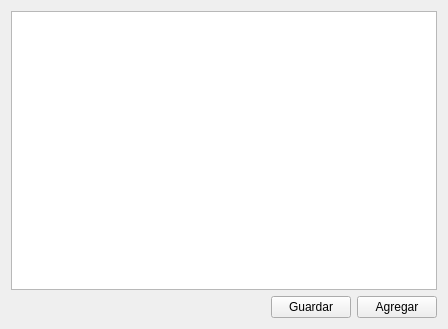
The window that principal.ui (mguadalupe17/P61-Qt-QWidgetTable) describes before a commit, drawn with Qt 5.
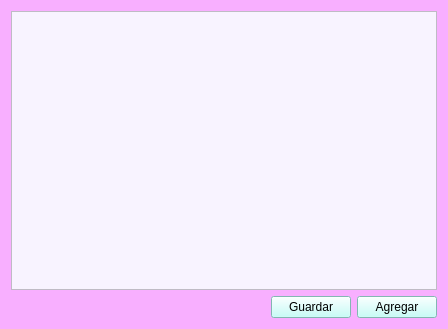
The same window after the commit. Icons and pictures are not drawn.

Commit message: Validación y colores

What changed in the file:
```diff
--- a/principal.ui
+++ b/principal.ui
@@ -17,9 +17,16 @@
    <iconset resource="Resources.qrc">
     <normaloff>:/Recursos/agenda.png</normaloff>:/Recursos/agenda.png</iconset>
   </property>
+  <property name="styleSheet">
+   <string notr="true">background-color: rgb(248, 175, 255);</string>
+  </property>
   <layout class="QVBoxLayout" name="verticalLayout">
    <item>
-    <widget class="QTableWidget" name="tblLista"/>
+    <widget class="QTableWidget" name="tblLista">
+     <property name="styleSheet">
+      <string notr="true">background-color: rgb(248, 243, 255);</string>
+     </property>
+    </widget>
    </item>
    <item>
     <layout class="QHBoxLayout" name="horizontalLayout">
@@ -38,6 +45,9 @@
      </item>
      <item>
       <widget class="QPushButton" name="btnGuardar">
+       <property name="styleSheet">
+        <string notr="true">background-color: rgb(184, 255, 249);</string>
+       </property>
        <property name="text">
         <string>Guardar</string>
        </property>
@@ -45,6 +55,9 @@
      </item>
      <item>
       <widget class="QPushButton" name="btnAgregar">
+       <property name="styleSheet">
+        <string notr="true">background-color: rgb(184, 255, 249);</string>
+       </property>
        <property name="text">
         <string>Agregar</string>
        </property>
```
The commit also changes 2 other files.
